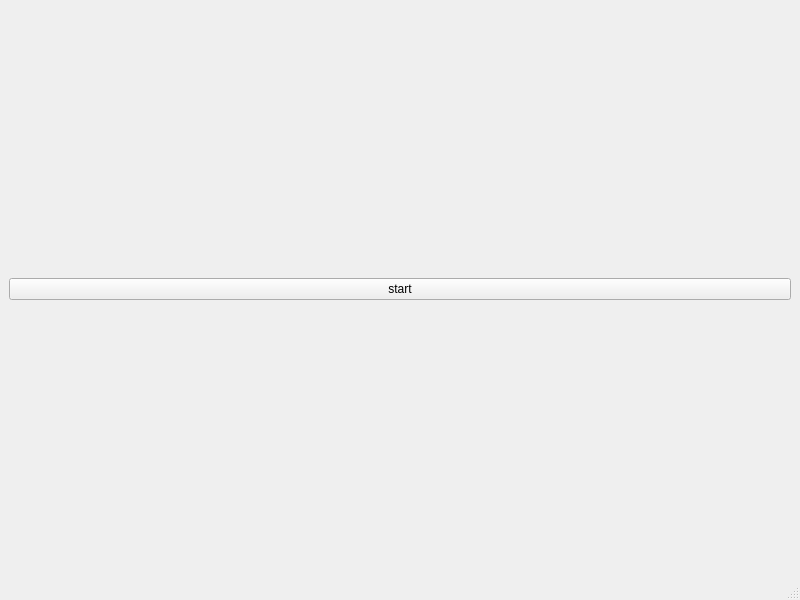
Before: the Qt Designer form src/ui/mainwindow.ui in ijknabla/OpenModelicaPython3Image, drawn with Qt 5.
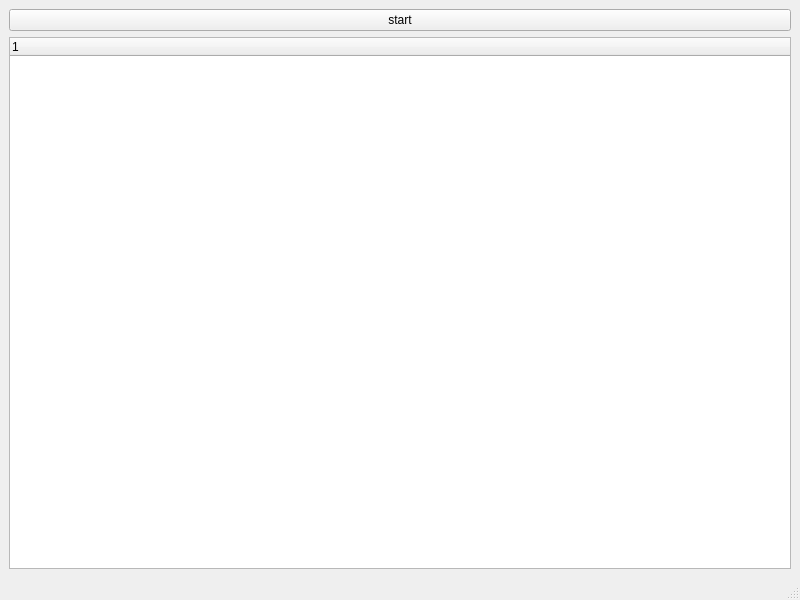
After: the same form once the commit is applied.

The edit to the form file:
```diff
--- a/src/ui/mainwindow.ui
+++ b/src/ui/mainwindow.ui
@@ -22,6 +22,15 @@
       </property>
      </widget>
     </item>
+    <item>
+     <widget class="QTreeWidget" name="treeWidget">
+      <column>
+       <!-- <property name="text">
+        <string notr="true">1</string>
+       </property> -->
+      </column>
+     </widget>
+    </item>
    </layout>
   </widget>
   <widget class="QMenuBar" name="menubar">
```
